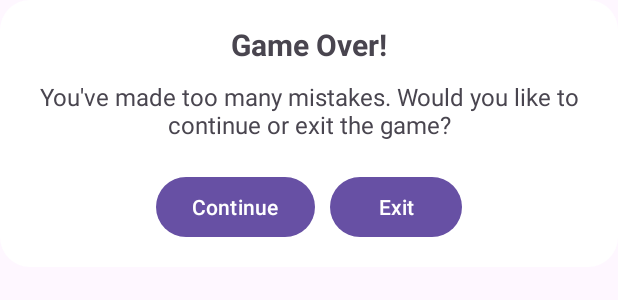
After one commit to brijesh1802/Sudoku-Master, an Android app: the layout custom_max_mistake_dialog.xml on its own in the app's theme, with its tools: preview values and no code run, on a phone screen of 412 x 824 dp. The commit adds this screen. Shown: the top 300 px of the screen. Run offline under Robolectric (Android 15) with nearby library versions, the phone set to English and light mode, and no system bars.

Commit message:
-Added dialog after max mistakes has been done

```diff
--- a/app/src/main/java/com/example/sudokumaster/MainActivity.java
+++ b/app/src/main/java/com/example/sudokumaster/MainActivity.java
@@ -3,9 +3,12 @@ package com.example.sudokumaster;
 import static com.example.sudokumaster.SudokuGenerator.generateSudoku;
 import static com.example.sudokumaster.SudokuGenerator.setupNumberButtons;
 import android.annotation.SuppressLint;
+import android.app.Activity;
+import android.app.AlertDialog;
 import android.app.Dialog;
 import android.os.Bundle;
 import android.os.CountDownTimer;
+import android.view.LayoutInflater;
 import android.view.View;
 import android.widget.Button;
 import android.widget.GridLayout;
@@ -203,8 +206,35 @@ public class MainActivity extends AppCompatActivity implements View.OnClickListe
     public static void updateMistakeCounter() {
         mistakeCounterTextView.setText(String.format("%d/%d", mistakes, MAX_MISTAKES)); // Update the display
         if (mistakes >= MAX_MISTAKES) {
-            Toast.makeText(mistakeCounterTextView.getContext(), "Game Over! You've made too many mistakes.", Toast.LENGTH_SHORT).show();
-            disableNumberButtons(); // Disable the number buttons to prevent further inputs
+            LayoutInflater inflater = LayoutInflater.from(mistakeCounterTextView.getContext());
+            View dialogView = inflater.inflate(R.layout.custom_max_mistake_dialog, null);
+
+            // Create and set up the dialog
+            AlertDialog.Builder builder = new AlertDialog.Builder(mistakeCounterTextView.getContext());
+            builder.setView(dialogView);
+
+            // Create the AlertDialog instance
+            AlertDialog dialog = builder.create();
+
+            // Get references to the buttons in the custom layout
+            Button btnContinue = dialogView.findViewById(R.id.btnContinue);
+            Button btnExit = dialogView.findViewById(R.id.btnExit);
+
+            // Handle "Continue" button click
+            btnContinue.setOnClickListener(v -> {
+                // Reset mistake counter and update the mistake counter TextView
+                mistakes = 0;
+                mistakeCounterTextView.setText("--");
+                dialog.dismiss(); // Close the dialog
+            });
+
+            // Handle "Exit" button click
+            btnExit.setOnClickListener(v -> {
+                ((Activity) mistakeCounterTextView.getContext()).finish(); // Exit the game
+            });
+
+            // Show the dialog
+            dialog.show();
         }
     }
 
--- /dev/null
+++ b/app/src/main/res/layout/custom_max_mistake_dialog.xml
@@ -0,0 +1,49 @@
+<?xml version="1.0" encoding="utf-8"?>
+<LinearLayout xmlns:android="http://schemas.android.com/apk/res/android"
+    android:layout_width="wrap_content"
+    android:layout_height="wrap_content"
+    android:orientation="vertical"
+    android:padding="16dp"
+    android:background="@drawable/background_dialog_timer_selection">
+
+    <TextView
+        android:id="@+id/gameOverTitle"
+        android:layout_width="wrap_content"
+        android:layout_height="wrap_content"
+        android:text="Game Over!"
+        android:textSize="20sp"
+        android:textStyle="bold"
+        android:layout_gravity="center"/>
+
+    <TextView
+        android:id="@+id/gameOverMessage"
+        android:layout_width="wrap_content"
+        android:layout_height="wrap_content"
+        android:text="You've made too many mistakes. Would you like to continue or exit the game?"
+        android:textSize="16sp"
+        android:layout_marginTop="10dp"
+        android:gravity="center"
+        android:layout_gravity="center" />
+
+    <LinearLayout
+        android:layout_width="wrap_content"
+        android:layout_height="wrap_content"
+        android:orientation="horizontal"
+        android:layout_gravity="center"
+        android:layout_marginTop="20dp">
+
+        <Button
+            android:id="@+id/btnContinue"
+            android:layout_width="wrap_content"
+            android:layout_height="wrap_content"
+            android:text="Continue"
+            android:layout_marginEnd="10dp"/>
+
+        <Button
+            android:id="@+id/btnExit"
+            android:layout_width="wrap_content"
+            android:layout_height="wrap_content"
+            android:text="Exit" />
+    </LinearLayout>
+
+</LinearLayout>
```
